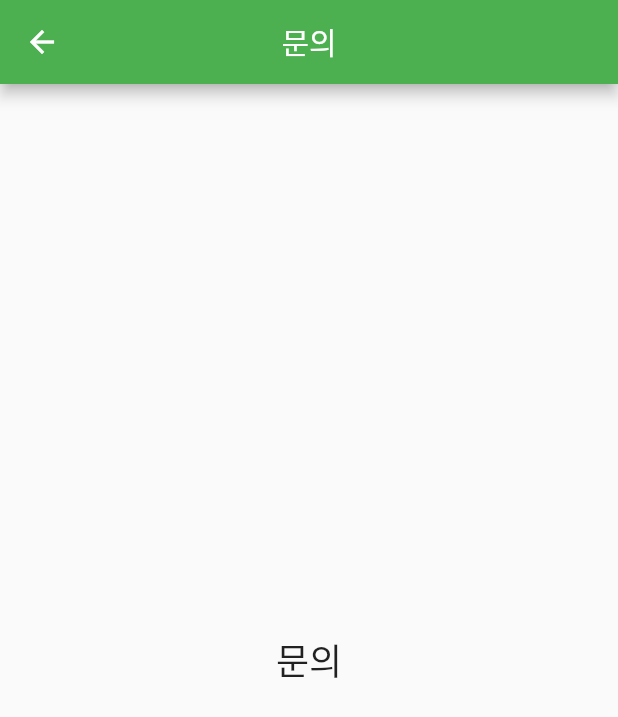
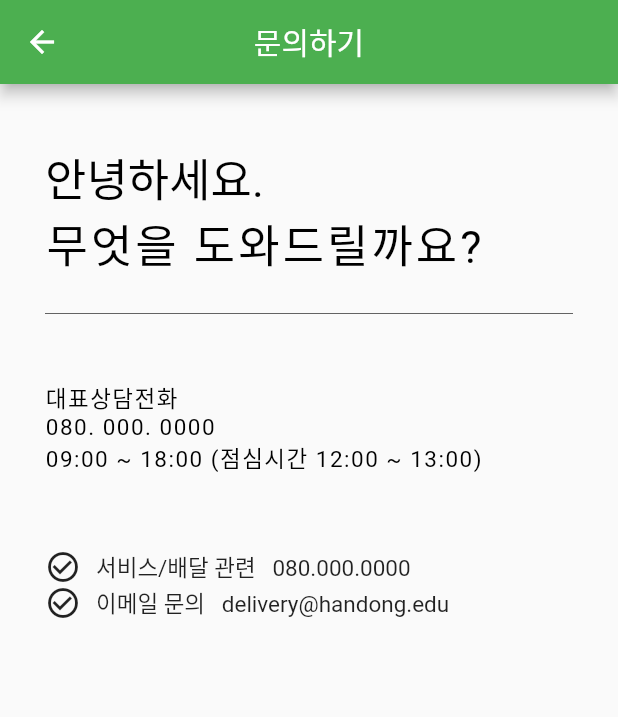
Before and after one commit to Luvxy/delivery, a Flutter app: the ScreenF screen opened by its route, on a phone screen of 412 x 824 dp. Shown: the top 717 px of the screen. Run offline on Flutter 3.47's test engine with Material 2 defaults, Android fonts, the phone set to English and light mode, and no system bars; our stand-ins replace cloud_firestore, firebase_auth, firebase_core, firebase_database, firebase_storage, google_maps_flutter and 1 more; missing offline and left inert: firebase_auth_web, firebase_core_web; accounts and stored records are empty; Roboto replaces fonts that are missing (Montserrat).

Commit message:
문의하기 작성중 1회

```diff
--- a/lib/sidebar/ScreenF.dart
+++ b/lib/sidebar/ScreenF.dart
@@ -1,19 +1,95 @@
 import 'package:flutter/material.dart';
 
 class ScreenF extends StatelessWidget {
+  TextEditingController controller = TextEditingController();
+  TextEditingController controller2 = TextEditingController();
 
   @override
   Widget build(BuildContext context) {
     return Scaffold(
       appBar: AppBar(
-        title: Text('문의'),
+        title: Text('문의하기'),
         centerTitle: true,
         backgroundColor: Theme.of(context).primaryColor,
       ),
-      body: Center(
-        child: Text(
-          '문의',
-          style: TextStyle(fontSize: 24.0),
+      body: Padding(
+        padding: EdgeInsets.fromLTRB(30.0, 40.0, 0.0, 0.0),
+        child: Column(
+          crossAxisAlignment: CrossAxisAlignment.start,
+          children: [
+            Text('안녕하세요.',
+              style: TextStyle(
+                fontSize: 30.0,
+                color: Colors.black,
+              ),
+            ),
+            Text('무엇을 도와드릴까요?',
+              style: TextStyle(
+                fontSize: 30.0,
+                color: Colors.black,
+                letterSpacing: 2.0,
+              ),
+            ),
+            Divider(
+              height: 50.0,
+              color: Colors.grey[850],
+              thickness: 0.5,
+              endIndent: 30.0,
+            ),
+            SizedBox(
+              height: 20.0,
+            ),
+            Text('대표상담전화',
+            style: TextStyle(
+              fontSize: 15.0,
+              color: Colors.black,
+              letterSpacing: 1.0,
+            ),
+            ),
+            Text('080. 000. 0000',
+              style: TextStyle(
+                fontSize: 15.0,
+                color: Colors.black,
+                letterSpacing: 1.0,
+              ),
+            ),
+            Text('09:00 ~ 18:00 (점심시간 12:00 ~ 13:00)',
+              style: TextStyle(
+                fontSize: 15.0,
+                color: Colors.black,
+                letterSpacing: 1.0,
+              ),
+            ),
+            SizedBox(
+              height: 50.0,
+            ),
+            Row(
+              children: [
+                Icon(Icons.check_circle_outline),
+                SizedBox(
+                  width: 10.0,
+                ),
+                Text('서비스/배달 관련   080.000.0000',
+                style: TextStyle(
+                  fontSize: 15.0,
+                ),
+                ),
+              ],
+            ),
+            Row(
+              children: [
+                Icon(Icons.check_circle_outline),
+                SizedBox(
+                  width: 10.0,
+                ),
+                Text('이메일 문의   delivery@handong.edu',
+                  style: TextStyle(
+                    fontSize: 15.0,
+                  ),
+                ),
+              ],
+            )
+          ],
         ),
       ),
     );
```
Also changed, not shown: lib/sidebar/ScreenG.dart (+21 -5 lines), lib/time.dart (deleted, +0 -53 lines).
